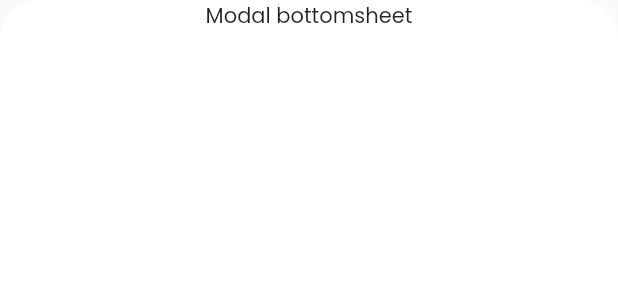
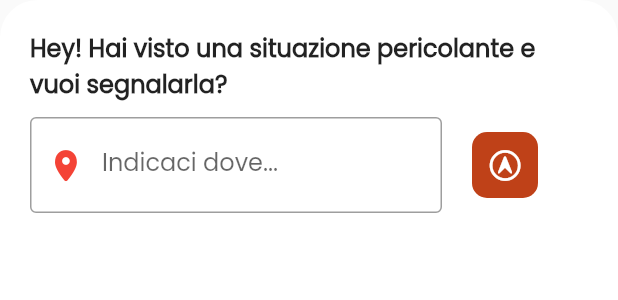
Before and after one commit to stebaia/ti_ospito_io_app_flutter, a Flutter app: the BottomSheetDangerWidget widget shown alone on an empty page, opened directly, on a phone screen of 412 x 824 dp. Shown: the top 300 px of the screen. Run offline on Flutter 3.47's test engine with Material 2 defaults, Android fonts, the light colour scheme and no system bars; our stand-ins replace geolocator, google_maps_flutter, lottie, persistent_bottom_nav_bar; network calls fail.

Commit message:
add bottom

```diff
--- a/lib/ui/components/bottom_sheet_danger.dart
+++ b/lib/ui/components/bottom_sheet_danger.dart
@@ -1,5 +1,7 @@
 import 'package:flutter/cupertino.dart';
+import 'package:geolocator/geolocator.dart';
 import 'package:flutter/material.dart';
+import 'package:ti_ospito_io_app_flutter/utils/utils_method.dart';
 
 class BottomSheetDangerWidget extends StatefulWidget {
   const BottomSheetDangerWidget({super.key});
@@ -10,9 +12,13 @@ class BottomSheetDangerWidget extends StatefulWidget {
 }
 
 class _BottomSheetDangerWidgetState extends State<BottomSheetDangerWidget> {
+
+  Position? position = null;
+
   @override
   Widget build(BuildContext context) {
     return Container(
+      padding: EdgeInsets.all(20),
       height: MediaQuery.of(context).size.height * 0.85,
       decoration: new BoxDecoration(
         color: Colors.white,
@@ -23,7 +29,43 @@ class _BottomSheetDangerWidgetState extends State<BottomSheetDangerWidget> {
       ),
       child: Center(
         child: Column(
-          children: [Text('Modal bottomsheet')],
+          children: [
+            Text('Hey! Hai visto una situazione pericolante e vuoi segnalarla?', style: TextStyle(fontSize: 16, fontWeight: FontWeight.bold),),
+            SizedBox(height: 10,),
+            Row(
+              children: [
+                Container(
+                  width: MediaQuery.of(context).size.width / 1.5,
+                  child: TextField(
+                  decoration: InputDecoration(
+                    border: OutlineInputBorder(
+                        borderSide: new BorderSide(color: Colors.red)),
+                    hintText: 'Indicaci dove...',
+                    labelText: 'Indicaci dove...',
+                    prefixIcon: const Icon(
+                      CupertinoIcons.location_solid,
+                      color: Colors.red,
+                    ),
+                    prefixText: ' ',
+                  ),
+                              ),
+                ),
+                SizedBox(width: 20,),
+                GestureDetector(
+                  onTap: () async {
+
+                    determinePosition().then((value) => position = value);
+                    print(position);
+                  },
+                  child: Container(
+                    padding: EdgeInsets.all(10),
+                    decoration: BoxDecoration(color: Color.fromARGB(255, 191, 65, 24), borderRadius: BorderRadius.circular(10)),
+                    child: Icon(CupertinoIcons.location_circle, color: Colors.white,),
+                  ),
+                )
+              ],
+            )
+          ],
         ),
       ),
     );
--- a/pubspec.yaml
+++ b/pubspec.yaml
@@ -16,6 +16,8 @@ dependencies:
   lottie: ^2.3.2
   url_launcher: ^6.1.11
   google_maps_flutter: ^2.2.8
+  geolocator: ^9.0.2
+  geocoding: ^2.1.0
 
 dev_dependencies:
   flutter_test:
```
Also changed, not shown: lib/utils/utils_method.dart (added, +38 -0 lines), pubspec.lock, 10 other files.
